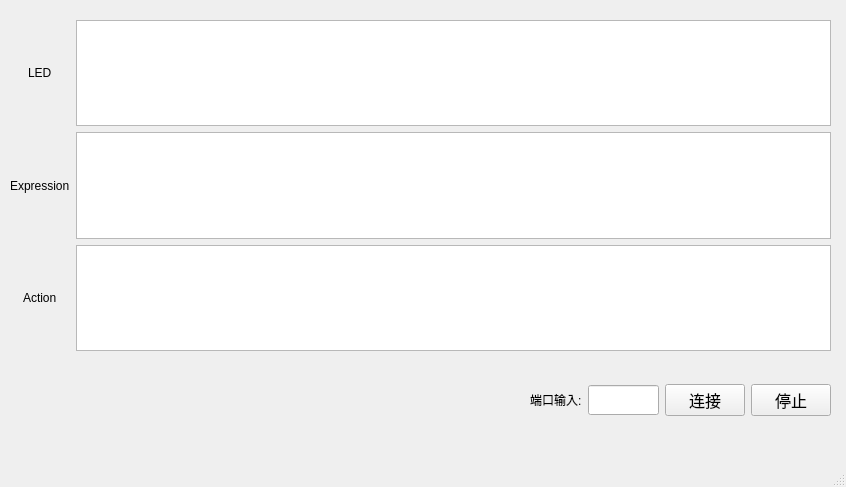
This is test_modbus/display.ui in StandOutstar/python_modbus as Qt 5 draws it before an edit. The edited form follows.
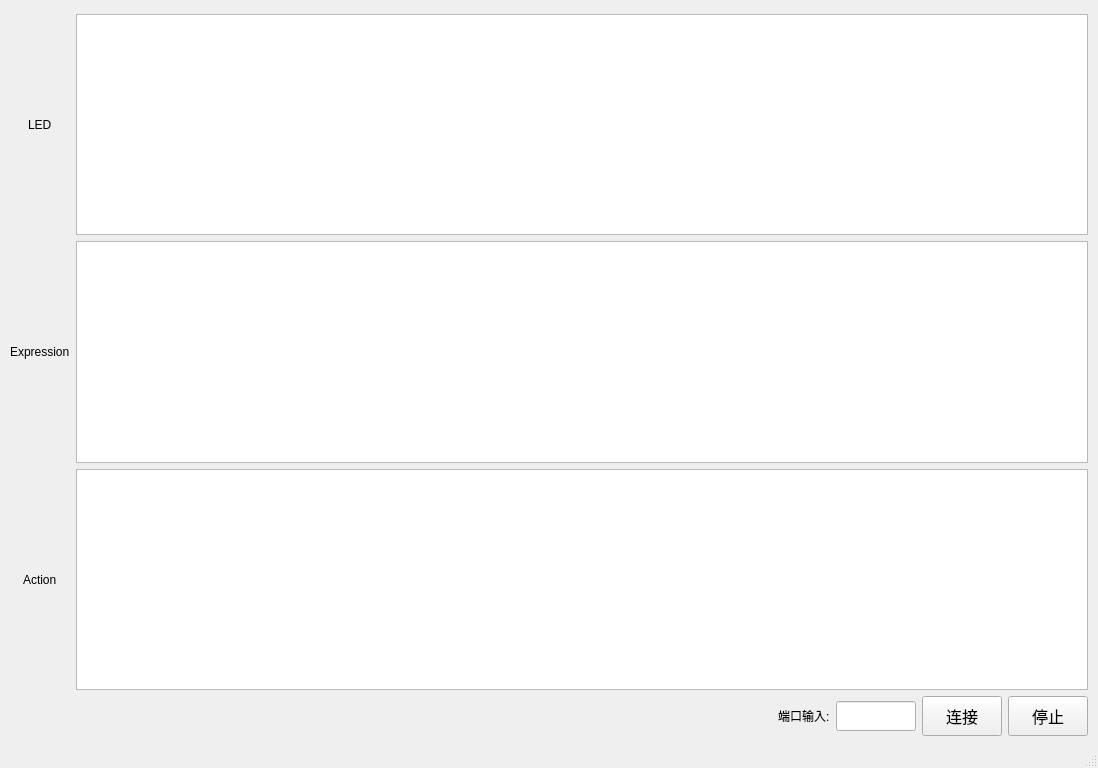
This is the edited form.

Commit message: 实现了在窗口中显示解析的信息。

```diff
--- a/test_modbus/display.ui
+++ b/test_modbus/display.ui
@@ -6,70 +6,63 @@
    <rect>
     <x>0</x>
     <y>0</y>
-    <width>846</width>
-    <height>487</height>
+    <width>1098</width>
+    <height>768</height>
    </rect>
   </property>
+  <property name="sizePolicy">
+   <sizepolicy hsizetype="Preferred" vsizetype="Preferred">
+    <horstretch>1</horstretch>
+    <verstretch>1</verstretch>
+   </sizepolicy>
+  </property>
   <property name="windowTitle">
    <string>Display</string>
   </property>
   <widget class="QWidget" name="centralwidget">
-   <widget class="QWidget" name="gridLayoutWidget">
-    <property name="geometry">
-     <rect>
-      <x>10</x>
-      <y>20</y>
-      <width>821</width>
-      <height>331</height>
-     </rect>
-    </property>
-    <layout class="QGridLayout" name="gridLayout">
-     <item row="2" column="1">
-      <widget class="QTextBrowser" name="textBrowser_3"/>
-     </item>
-     <item row="2" column="0" alignment="Qt::AlignHCenter">
-      <widget class="QLabel" name="label_3">
-       <property name="text">
-        <string>Action</string>
-       </property>
-      </widget>
-     </item>
-     <item row="0" column="1">
-      <widget class="QTextBrowser" name="textBrowser"/>
-     </item>
-     <item row="0" column="0" alignment="Qt::AlignHCenter">
-      <widget class="QLabel" name="label">
-       <property name="text">
-        <string>LED</string>
-       </property>
-      </widget>
-     </item>
-     <item row="1" column="1">
-      <widget class="QTextBrowser" name="textBrowser_2"/>
-     </item>
-     <item row="1" column="0">
-      <widget class="QLabel" name="label_2">
-       <property name="text">
-        <string>Expression</string>
-       </property>
-      </widget>
-     </item>
-    </layout>
-   </widget>
-   <widget class="QWidget" name="horizontalLayoutWidget">
-    <property name="geometry">
-     <rect>
-      <x>530</x>
-      <y>360</y>
-      <width>301</width>
-      <height>80</height>
-     </rect>
-    </property>
+   <property name="sizePolicy">
+    <sizepolicy hsizetype="Expanding" vsizetype="Expanding">
+     <horstretch>0</horstretch>
+     <verstretch>0</verstretch>
+    </sizepolicy>
+   </property>
+   <layout class="QVBoxLayout" name="verticalLayout">
+    <item>
+     <layout class="QGridLayout" name="gridLayout" rowstretch="1,1,1,0">
+      <property name="sizeConstraint">
+       <enum>QLayout::SetMaximumSize</enum>
+      </property>
+      <property name="leftMargin">
+       <number>1</number>
+      </property>
+      <property name="topMargin">
+       <number>5</number>
+      </property>
+      <property name="rightMargin">
+       <number>1</number>
+      </property>
+      <property name="bottomMargin">
+       <number>1</number>
+      </property>
+      <item row="3" column="1">
     <layout class="QHBoxLayout" name="horizontalLayout">
+        <item>
+         <spacer name="horizontalSpacer">
+          <property name="orientation">
+           <enum>Qt::Horizontal</enum>
+          </property>
+          <property name="sizeHint" stdset="0">
+           <size>
+            <width>40</width>
+            <height>20</height>
+           </size>
+          </property>
+         </spacer>
+        </item>
      <item alignment="Qt::AlignHCenter">
       <widget class="QLabel" name="label_4">
        <property name="sizePolicy">
-        <sizepolicy hsizetype="Fixed" vsizetype="Fixed">
+           <sizepolicy hsizetype="Preferred" vsizetype="Preferred">
          <horstretch>0</horstretch>
          <verstretch>0</verstretch>
         </sizepolicy>
@@ -82,7 +75,7 @@
      <item>
       <widget class="QLineEdit" name="lineEdit">
        <property name="sizePolicy">
-        <sizepolicy hsizetype="Maximum" vsizetype="Fixed">
+           <sizepolicy hsizetype="Preferred" vsizetype="Preferred">
          <horstretch>0</horstretch>
          <verstretch>0</verstretch>
         </sizepolicy>
@@ -97,6 +90,12 @@
      </item>
      <item>
       <widget class="QPushButton" name="pushButton_2">
+          <property name="sizePolicy">
+           <sizepolicy hsizetype="Preferred" vsizetype="Preferred">
+            <horstretch>0</horstretch>
+            <verstretch>0</verstretch>
+           </sizepolicy>
+          </property>
        <property name="font">
         <font>
          <pointsize>12</pointsize>
@@ -109,6 +108,12 @@
      </item>
      <item>
       <widget class="QPushButton" name="pushButton">
+          <property name="sizePolicy">
+           <sizepolicy hsizetype="Preferred" vsizetype="Preferred">
+            <horstretch>0</horstretch>
+            <verstretch>0</verstretch>
+           </sizepolicy>
+          </property>
        <property name="font">
         <font>
          <pointsize>12</pointsize>
@@ -120,7 +125,71 @@
       </widget>
      </item>
     </layout>
-   </widget>
+      </item>
+      <item row="1" column="0">
+       <widget class="QLabel" name="label_2">
+        <property name="sizePolicy">
+         <sizepolicy hsizetype="Preferred" vsizetype="Expanding">
+          <horstretch>0</horstretch>
+          <verstretch>0</verstretch>
+         </sizepolicy>
+        </property>
+        <property name="text">
+         <string>Expression</string>
+        </property>
+       </widget>
+      </item>
+      <item row="0" column="0" alignment="Qt::AlignHCenter">
+       <widget class="QLabel" name="label">
+        <property name="sizePolicy">
+         <sizepolicy hsizetype="Preferred" vsizetype="Expanding">
+          <horstretch>0</horstretch>
+          <verstretch>0</verstretch>
+         </sizepolicy>
+        </property>
+        <property name="text">
+         <string>LED</string>
+        </property>
+       </widget>
+      </item>
+      <item row="1" column="1">
+       <widget class="QTextBrowser" name="textBrowser_2"/>
+      </item>
+      <item row="2" column="0" alignment="Qt::AlignHCenter">
+       <widget class="QLabel" name="label_3">
+        <property name="sizePolicy">
+         <sizepolicy hsizetype="Preferred" vsizetype="Expanding">
+          <horstretch>0</horstretch>
+          <verstretch>0</verstretch>
+         </sizepolicy>
+        </property>
+        <property name="text">
+         <string>Action</string>
+        </property>
+       </widget>
+      </item>
+      <item row="0" column="1">
+       <widget class="QTextBrowser" name="textBrowser"/>
+      </item>
+      <item row="2" column="1">
+       <widget class="QTextBrowser" name="textBrowser_3"/>
+      </item>
+      <item row="3" column="0">
+       <spacer name="verticalSpacer">
+        <property name="orientation">
+         <enum>Qt::Vertical</enum>
+        </property>
+        <property name="sizeHint" stdset="0">
+         <size>
+          <width>20</width>
+          <height>40</height>
+         </size>
+        </property>
+       </spacer>
+      </item>
+     </layout>
+    </item>
+   </layout>
   </widget>
   <widget class="QMenuBar" name="menubar">
    <property name="geometry">
```
Left out of the diff: 2 changed lines with no effect on the pictures. Lines whose indentation alone changed are shown as unchanged. The commit also changes 7 other files.
